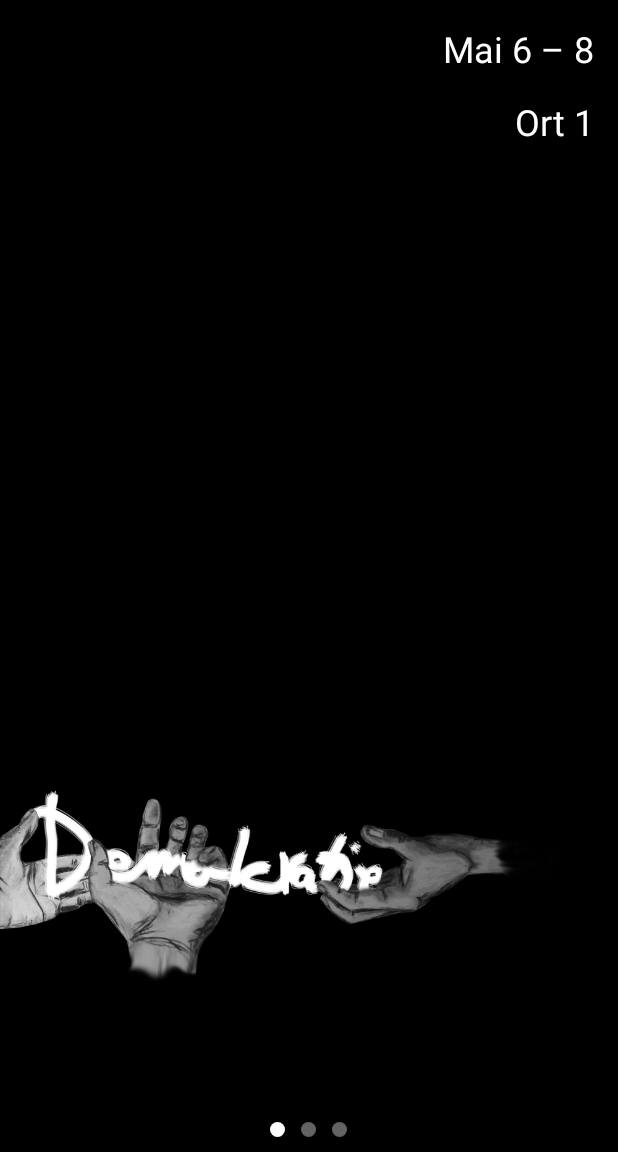
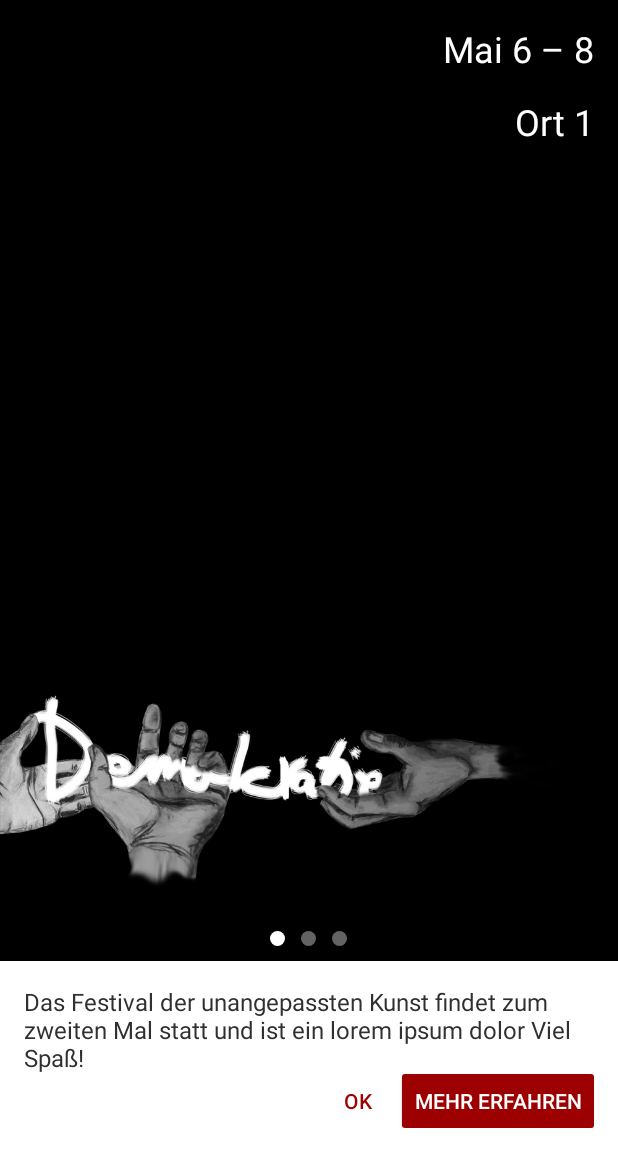
Before and after one commit to jangillich/dw-demokratie-2, an Android app: the screen it shows after launch (WeekendSelectActivity), on a phone screen of 412 x 824 dp, the part 84-1236 px from its top. Run offline under Robolectric (Android 15) with nearby library versions, the light colour scheme and no system bars; our stand-ins replace ButterKnife.

Commit message:
Notification unten anzeigen, mit Animation.

```diff
--- /dev/null
+++ b/app/src/main/java/de/lmu/dwII2016/demo2/festivalfrunangepasstekunst/ViewAnimationUtils.java
@@ -0,0 +1,38 @@
+package de.lmu.dwII2016.demo2.festivalfrunangepasstekunst;
+
+import android.view.View;
+import android.view.ViewGroup;
+import android.view.animation.Animation;
+import android.view.animation.Transformation;
+
+public class ViewAnimationUtils {
+
+   public static void collapse(final View collapseView) {
+
+
+      final int startHeightCollapse = collapseView.getHeight();
+      collapseView.measure(ViewGroup.LayoutParams.MATCH_PARENT, ViewGroup.LayoutParams.WRAP_CONTENT);
+
+      final Animation animationCollapse = new Animation() {
+         @Override
+         protected void applyTransformation(float interpolatedTime, Transformation t) {
+            ViewGroup.LayoutParams params  = collapseView.getLayoutParams();
+            params.height = (int) (startHeightCollapse - (startHeightCollapse * interpolatedTime));
+            collapseView.setLayoutParams(params);
+            if(interpolatedTime == 1) {
+               collapseView.setVisibility(View.GONE);
+            }
+         }
+
+         @Override
+         public boolean willChangeBounds() {
+            return true;
+         }
+      };
+      animationCollapse.setDuration(300);
+
+      collapseView.setAnimation(animationCollapse);
+      collapseView.startAnimation(animationCollapse);
+   }
+
+}
--- a/app/src/main/java/de/lmu/dwII2016/demo2/festivalfrunangepasstekunst/WeekendSelectActivity.java
+++ b/app/src/main/java/de/lmu/dwII2016/demo2/festivalfrunangepasstekunst/WeekendSelectActivity.java
@@ -6,8 +6,12 @@ import android.os.Bundle;
 import android.support.v4.app.Fragment;
 import android.support.v4.view.ViewPager;
 import android.support.v7.app.AppCompatActivity;
+import android.support.v7.widget.CardView;
 import android.view.Menu;
 import android.view.MenuItem;
+import android.view.View;
+import android.widget.Button;
+import android.widget.FrameLayout;
 import android.widget.RadioButton;
 import android.widget.RadioGroup;
 
@@ -29,14 +33,18 @@ public class WeekendSelectActivity extends AppCompatActivity {
     RadioButton vpIndicator2;
     @Bind(R.id.vp_indicator3)
     RadioButton vpIndicator3;
+    @Bind(R.id.viewpager_container)
+    FrameLayout viewpagerContainer;
 
-//    @Bind(R.id.notification_container)
-//    CardView notificationContainer;
-//    @Bind(R.id.notification_button_ok)
-//    Button notificationButtonOk;
-//    @Bind(R.id.notification_button_more)
-//    Button notificationButtonMore;
-//
+    @Bind(R.id.notification_container)
+    CardView notificationContainer;
+    @Bind(R.id.notification_button_ok)
+    Button notificationButtonOk;
+    @Bind(R.id.notification_button_more)
+    Button notificationButtonMore;
+    @Bind(R.id.notification_shadow)
+    View notificationShadow;
+
 
     public static final String MyPREFERENCES = "MyPrefs" ;
     public static final String NotificationClickedAway = "notAway";
@@ -97,30 +105,21 @@ public class WeekendSelectActivity extends AppCompatActivity {
     private void initNotification() {
         boolean showNotification = !sharedpreferences.getBoolean(NotificationClickedAway, false);
         if(showNotification) {
-//            notificationContainer.setVisibility(View.VISIBLE);
-//            notificationButtonOk.setOnClickListener(new View.OnClickListener() {
-//                @Override
-//                public void onClick(View v) {
-//                    notificationContainer.animate()
-//                          .translationX(getResources().getDisplayMetrics().widthPixels)
-//                          .alpha(1.0f)
-//                          .setDuration(500)
-//                          .withEndAction(new Runnable() {
-//                              @Override
-//                              public void run() {
-//                                  notificationContainer.setVisibility(View.GONE);
-//                                  saveHideNotificationButton();
-//                              }
-//                          }).start();
-//                }
-//            });
-//            notificationButtonMore.setOnClickListener(new View.OnClickListener() {
-//                @Override
-//                public void onClick(View v) {
-//                    //TODO: go to festival page
-//                    saveHideNotificationButton();
-//                }
-//            });
+            notificationContainer.setVisibility(View.VISIBLE);
+            notificationShadow.setVisibility(View.VISIBLE);
+            notificationButtonOk.setOnClickListener(new View.OnClickListener() {
+                @Override
+                public void onClick(View v) {
+                    ViewAnimationUtils.collapse(notificationContainer);
+                }
+            });
+            notificationButtonMore.setOnClickListener(new View.OnClickListener() {
+                @Override
+                public void onClick(View v) {
+                    //TODO: go to festival page
+                    saveHideNotificationButton();
+                }
+            });
         }
     }
 
--- /dev/null
+++ b/app/src/main/res/drawable/button_red.xml
@@ -0,0 +1,21 @@
+<?xml version="1.0" encoding="utf-8"?>
+<selector xmlns:android="http://schemas.android.com/apk/res/android">
+   <item android:state_pressed="true">
+      <shape>
+         <corners android:radius="2dp" />
+         <solid android:color="@color/flat_button_color_pressed" />
+      </shape>
+   </item>
+   <item android:state_focused="true">
+      <shape>
+         <corners android:radius="2dp" />
+         <solid android:color="@color/flat_button_color_pressed" />
+      </shape>
+   </item>
+   <item>
+      <shape>
+         <corners android:radius="2dp" />
+         <solid android:color="@color/flat_button_color" />
+      </shape>
+   </item>
+</selector>
--- /dev/null
+++ b/app/src/main/res/drawable/shadow_notification.xml
@@ -0,0 +1,9 @@
+<?xml version="1.0" encoding="utf-8"?>
+<shape xmlns:android="http://schemas.android.com/apk/res/android">
+
+   <gradient
+      android:angle="90"
+      android:endColor="#00000000"
+      android:startColor="#80000000" />
+
+</shape>
--- a/app/src/main/res/layout/activity_weekend_select.xml
+++ b/app/src/main/res/layout/activity_weekend_select.xml
@@ -1,7 +1,59 @@
-<FrameLayout xmlns:android="http://schemas.android.com/apk/res/android"
+<RelativeLayout xmlns:android="http://schemas.android.com/apk/res/android"
+   xmlns:app="http://schemas.android.com/apk/res-auto"
    android:layout_width="match_parent"
    android:layout_height="match_parent">
 
+
+    <android.support.v7.widget.CardView
+       android:id="@+id/notification_container"
+       android:layout_alignParentBottom="true"
+       android:layout_width="match_parent"
+       android:layout_height="wrap_content"
+       app:cardElevation="4dp"
+       app:cardCornerRadius="0dp"
+       android:visibility="gone">
+        <LinearLayout
+           android:layout_width="match_parent"
+           android:layout_height="wrap_content"
+           android:padding="@dimen/activity_horizontal_margin"
+           android:orientation="vertical">
+            <TextView
+               android:id="@+id/notification_text"
+               android:layout_width="match_parent"
+               android:layout_height="wrap_content"
+               android:textAppearance="@style/Festival.Text.RobotoLight"
+               android:textColor="@color/text_dark"
+               android:text="@string/notification_festival_information"/>
+            <LinearLayout
+               android:layout_width="wrap_content"
+               android:layout_height="wrap_content"
+               android:layout_gravity="bottom|right"
+               android:orientation="horizontal">
+                <Button
+                   android:id="@+id/notification_button_ok"
+                   style="@style/Festival.FlatButton"
+                   android:layout_width="wrap_content"
+                   android:layout_height="wrap_content"
+                   android:textAppearance="@style/Festival.Text.RobotoLight"
+                   android:text="@string/notification_button_ok"/>
+                <Button
+                   android:id="@+id/notification_button_more"
+                   style="@style/Festival.ButtonRed"
+                   android:layout_width="wrap_content"
+                   android:layout_height="wrap_content"
+                   android:textAppearance="@style/Festival.Text.RobotoLight"
+                   android:text="@string/notification_button_more"/>
+
+            </LinearLayout>
+        </LinearLayout>
+    </android.support.v7.widget.CardView>
+
+
+    <FrameLayout
+       android:layout_width="match_parent"
+       android:layout_height="match_parent"
+       android:id="@+id/viewpager_container"
+       android:layout_above="@id/notification_container">
         <android.support.v4.view.ViewPager
            android:id="@+id/festival_view_pager"
            android:layout_width="match_parent"
@@ -13,7 +65,6 @@
            android:layout_gravity="center_horizontal|bottom"
            android:orientation="horizontal"
            android:id="@+id/vp_indicators">
-
             <RadioButton
                style="@style/Festival.RadioButton"
                android:layout_gravity="center_vertical"
@@ -39,5 +90,13 @@
                android:clickable="false"
                android:id="@+id/vp_indicator3" />
         </RadioGroup>
-
     </FrameLayout>
+    <View
+       android:id="@+id/notification_shadow"
+       android:layout_width="match_parent"
+       android:layout_height="4dp"
+       android:alpha="0.5"
+       android:visibility="gone"
+       android:background="@drawable/shadow_notification"
+       android:layout_above="@id/notification_container"/>
+</RelativeLayout>
--- a/app/src/main/res/values/styles.xml
+++ b/app/src/main/res/values/styles.xml
@@ -31,6 +31,17 @@
         <item name="android:layout_marginLeft">@dimen/btn_flat_margin</item>
         <item name="android:layout_marginRight">@dimen/btn_flat_margin</item>
     </style>
+
+    <style name="Festival.ButtonRed" parent="Base.TextAppearance.AppCompat.Button">
+        <item name="android:background">@drawable/button_red</item>
+        <item name="android:textColor">@color/text_primary</item>
+        <item name="android:textAllCaps">true</item>
+        <item name="android:textAppearance">@style/Festival.Text.RobotoMedium</item>
+        <item name="android:height">@dimen/btn_flat_min_height</item>
+        <item name="android:minHeight">@dimen/btn_flat_min_height</item>
+        <item name="android:paddingRight">@dimen/btn_flat_padding</item>
+        <item name="android:paddingLeft">@dimen/btn_flat_padding</item>
+    </style>
     <style name="Festival.RadioButton" parent="Base.Widget.AppCompat.CompoundButton.RadioButton">
         <item name="android:button">@android:color/transparent</item>
         <item name="android:background">@drawable/selector_viewpager_indicator</item>
```
Lines whose indentation alone changed are shown as unchanged.
